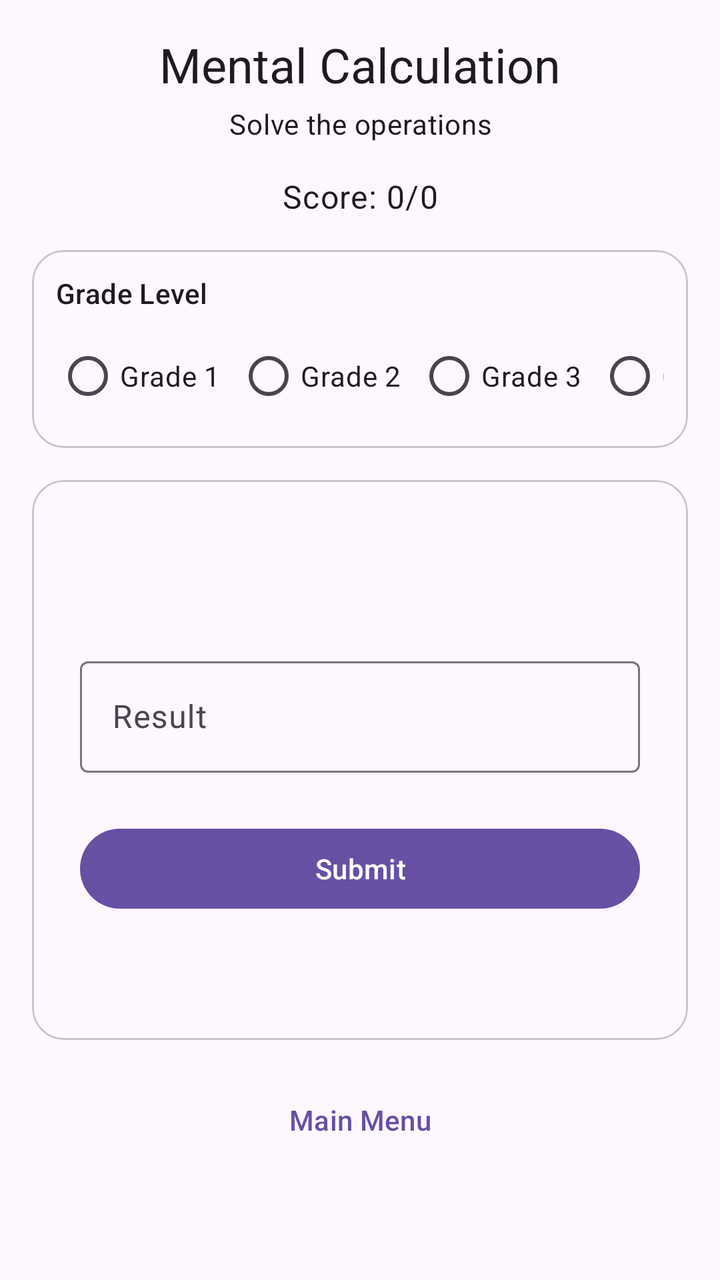
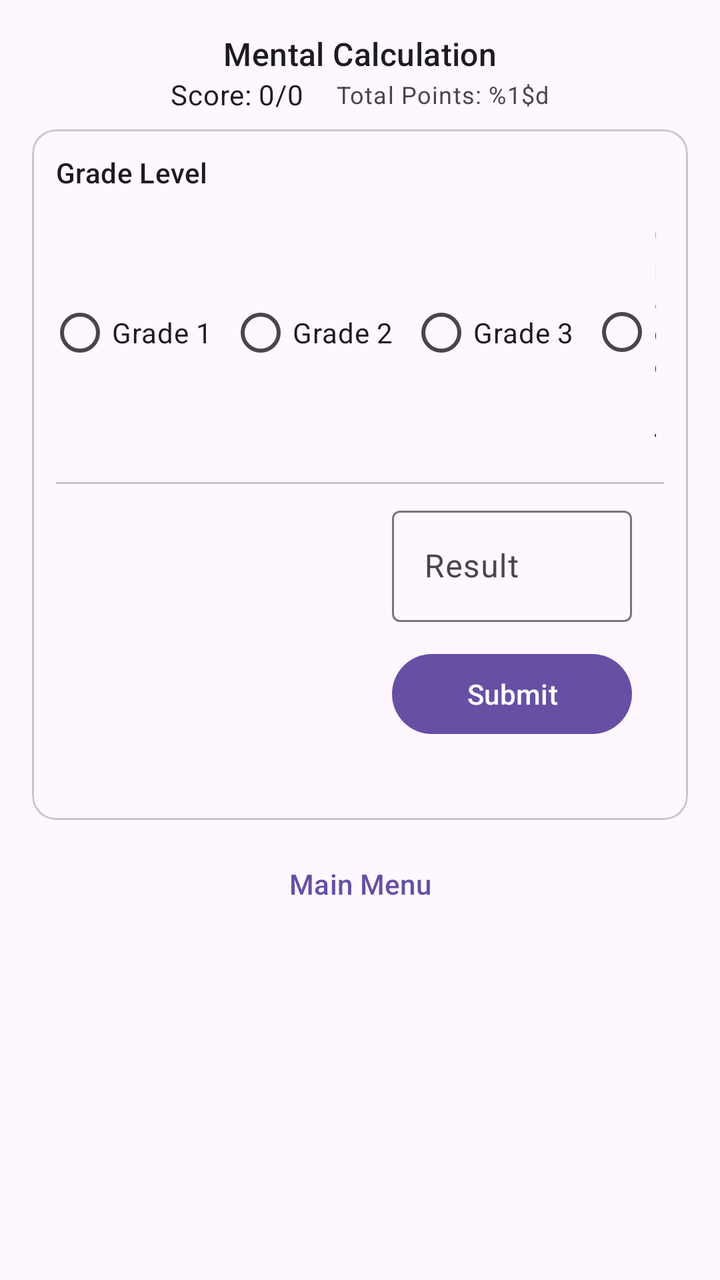

Compare the two renders of this Android layout. The source of the first and the diff that turns it into the second are given below.
<!-- AndroidManifest.xml: application theme Theme.AndroidApp -->
<!-- res/layout/activity_mental_calculation.xml -->
<?xml version="1.0" encoding="utf-8"?>
<ScrollView xmlns:android="http://schemas.android.com/apk/res/android"
    xmlns:app="http://schemas.android.com/apk/res-auto"
    android:layout_width="match_parent"
    android:layout_height="match_parent"
    android:background="?attr/colorSurface"
    android:fillViewport="true">

    <LinearLayout
        android:layout_width="match_parent"
        android:layout_height="wrap_content"
        android:orientation="vertical"
        android:padding="16dp">

        <TextView
            android:layout_width="match_parent"
            android:layout_height="wrap_content"
            android:gravity="center"
            android:text="@string/math_title"
            android:textAppearance="?attr/textAppearanceHeadlineSmall" />

        <TextView
            android:layout_width="match_parent"
            android:layout_height="wrap_content"
            android:layout_marginTop="4dp"
            android:gravity="center"
            android:text="@string/math_subtitle"
            android:textAppearance="?attr/textAppearanceBodyMedium" />

        <TextView
            android:id="@+id/scoreView"
            android:layout_width="match_parent"
            android:layout_height="wrap_content"
            android:layout_marginTop="16dp"
            android:gravity="center"
            android:text="@string/score_initial"
            android:textAppearance="?attr/textAppearanceBodyLarge" />

        <com.google.android.material.card.MaterialCardView
            android:layout_width="match_parent"
            android:layout_height="wrap_content"
            android:layout_marginTop="16dp"
            app:cardCornerRadius="16dp"
            app:strokeColor="?attr/colorOutlineVariant"
            app:strokeWidth="1dp">

            <LinearLayout
                android:layout_width="match_parent"
                android:layout_height="wrap_content"
                android:orientation="vertical"
                android:padding="12dp">

                <TextView
                    android:layout_width="match_parent"
                    android:layout_height="wrap_content"
                    android:text="@string/level_label"
                    android:textAppearance="?attr/textAppearanceLabelLarge" />

                <HorizontalScrollView
                    android:layout_width="match_parent"
                    android:layout_height="wrap_content"
                    android:layout_marginTop="8dp"
                    android:scrollbars="none">

                    <RadioGroup
                        android:id="@+id/levelSelector"
                        android:layout_width="wrap_content"
                        android:layout_height="wrap_content"
                        android:orientation="horizontal">

                        <RadioButton
                            android:id="@+id/levelGrade1"
                            android:layout_width="wrap_content"
                            android:layout_height="wrap_content"
                            android:text="@string/grade_1" />

                        <RadioButton
                            android:id="@+id/levelGrade2"
                            android:layout_width="wrap_content"
                            android:layout_height="wrap_content"
                            android:layout_marginStart="8dp"
                            android:text="@string/grade_2" />

                        <RadioButton
                            android:id="@+id/levelGrade3"
                            android:layout_width="wrap_content"
                            android:layout_height="wrap_content"
                            android:layout_marginStart="8dp"
                            android:text="@string/grade_3" />

                        <RadioButton
                            android:id="@+id/levelGrade4"
                            android:layout_width="wrap_content"
                            android:layout_height="wrap_content"
                            android:layout_marginStart="8dp"
                            android:text="@string/grade_4" />

                        <RadioButton
                            android:id="@+id/levelGrade5"
                            android:layout_width="wrap_content"
                            android:layout_height="wrap_content"
                            android:layout_marginStart="8dp"
                            android:text="@string/grade_5" />
                    </RadioGroup>
                </HorizontalScrollView>
            </LinearLayout>
        </com.google.android.material.card.MaterialCardView>

        <com.google.android.material.card.MaterialCardView
            android:layout_width="match_parent"
            android:layout_height="wrap_content"
            android:layout_marginTop="16dp"
            app:cardCornerRadius="16dp"
            app:strokeColor="?attr/colorOutlineVariant"
            app:strokeWidth="1dp">

            <LinearLayout
                android:layout_width="match_parent"
                android:layout_height="wrap_content"
                android:orientation="vertical"
                android:padding="24dp">

                <TextView
                    android:id="@+id/operationPrompt"
                    android:layout_width="match_parent"
                    android:layout_height="wrap_content"
                    android:gravity="center"
                    android:textAppearance="?attr/textAppearanceHeadlineMedium" />

                <com.google.android.material.textfield.TextInputLayout
                    android:layout_width="match_parent"
                    android:layout_height="wrap_content"
                    android:layout_marginTop="24dp"
                    android:hint="@string/math_answer_hint">

                    <com.google.android.material.textfield.TextInputEditText
                        android:id="@+id/answerInput"
                        android:layout_width="match_parent"
                        android:layout_height="wrap_content"
                        android:inputType="numberSigned" />
                </com.google.android.material.textfield.TextInputLayout>

                <Button
                    android:id="@+id/submitButton"
                    android:layout_width="match_parent"
                    android:layout_height="wrap_content"
                    android:layout_marginTop="24dp"
                    android:text="@string/submit_answer" />

                <TextView
                    android:id="@+id/feedbackView"
                    android:layout_width="match_parent"
                    android:layout_height="wrap_content"
                    android:layout_marginTop="16dp"
                    android:gravity="center"
                    android:textAppearance="?attr/textAppearanceBodyLarge" />

            </LinearLayout>
        </com.google.android.material.card.MaterialCardView>

        <Button
            android:id="@+id/btnBackToMenu"
            style="@style/Widget.Material3.Button.TextButton"
            android:layout_width="match_parent"
            android:layout_height="wrap_content"
            android:layout_marginTop="16dp"
            android:text="@string/btn_back_to_menu" />

    </LinearLayout>
</ScrollView>
<!-- resources referenced by this layout -->
<resources>
  <string name="btn_back_to_menu">Main Menu</string>
  <string name="grade_1">Grade 1</string>
  <string name="grade_2">Grade 2</string>
  <string name="grade_3">Grade 3</string>
  <string name="grade_4">Grade 4</string>
  <string name="grade_5">Grade 5+</string>
  <string name="level_label">Grade Level</string>
  <string name="math_answer_hint">Result</string>
  <string name="math_subtitle">Solve the operations</string>
  <string name="math_title">Mental Calculation</string>
  <string name="score_initial">Score: 0/0</string>
  <string name="submit_answer">Submit</string>
  <style name="Theme.AndroidApp" parent="Theme.Material3.DayNight">
          <item name="android:statusBarColor" tools:targetApi="l">@android:color/transparent</item>
      </style>
</resources>

<!-- the commit's change to res/layout/activity_mental_calculation.xml (unified diff, before → after) -->
@@ -3,8 +3,7 @@
     xmlns:app="http://schemas.android.com/apk/res-auto"
     android:layout_width="match_parent"
     android:layout_height="match_parent"
-    android:background="?attr/colorSurface"
-    android:fillViewport="true">
+    android:background="?attr/colorSurface">
 
     <LinearLayout
         android:layout_width="match_parent"
@@ -17,30 +16,34 @@
             android:layout_height="wrap_content"
             android:gravity="center"
             android:text="@string/math_title"
-            android:textAppearance="?attr/textAppearanceHeadlineSmall" />
+            android:textAppearance="?attr/textAppearanceTitleMedium" />
 
-        <TextView
+        <LinearLayout
             android:layout_width="match_parent"
             android:layout_height="wrap_content"
-            android:layout_marginTop="4dp"
             android:gravity="center"
-            android:text="@string/math_subtitle"
-            android:textAppearance="?attr/textAppearanceBodyMedium" />
-
-        <TextView
-            android:id="@+id/scoreView"
-            android:layout_width="match_parent"
-            android:layout_height="wrap_content"
-            android:layout_marginTop="16dp"
-            android:gravity="center"
-            android:text="@string/score_initial"
-            android:textAppearance="?attr/textAppearanceBodyLarge" />
+            android:orientation="horizontal">
+            <TextView
+                android:id="@+id/scoreView"
+                android:layout_width="wrap_content"
+                android:layout_height="wrap_content"
+                android:text="@string/score_initial"
+                android:textAppearance="?attr/textAppearanceBodyMedium" />
+            <TextView
+                android:id="@+id/totalPointsView"
+                android:layout_width="wrap_content"
+                android:layout_height="wrap_content"
+                android:layout_marginStart="16dp"
+                android:text="@string/user_points_format"
+                android:textAppearance="?attr/textAppearanceBodySmall"
+                android:textColor="?attr/colorOnSurfaceVariant" />
+        </LinearLayout>
 
         <com.google.android.material.card.MaterialCardView
             android:layout_width="match_parent"
             android:layout_height="wrap_content"
-            android:layout_marginTop="16dp"
-            app:cardCornerRadius="16dp"
+            android:layout_marginTop="8dp"
+            app:cardCornerRadius="12dp"
             app:strokeColor="?attr/colorOutlineVariant"
             app:strokeWidth="1dp">
 
@@ -56,105 +59,73 @@
                     android:text="@string/level_label"
                     android:textAppearance="?attr/textAppearanceLabelLarge" />
 
-                <HorizontalScrollView
+                <RadioGroup
+                    android:id="@+id/levelSelector"
                     android:layout_width="match_parent"
                     android:layout_height="wrap_content"
-                    android:layout_marginTop="8dp"
-                    android:scrollbars="none">
+                    android:layout_marginTop="4dp"
+                    android:orientation="horizontal"
+                    android:gravity="center">
 
-                    <RadioGroup
-                        android:id="@+id/levelSelector"
-                        android:layout_width="wrap_content"
-                        android:layout_height="wrap_content"
-                        android:orientation="horizontal">
+                    <RadioButton android:id="@+id/levelGrade1" android:layout_width="wrap_content" android:layout_height="wrap_content" android:text="@string/grade_1" />
+                    <RadioButton android:id="@+id/levelGrade2" android:layout_width="wrap_content" android:layout_height="wrap_content" android:layout_marginStart="8dp" android:text="@string/grade_2" />
+                    <RadioButton android:id="@+id/levelGrade3" android:layout_width="wrap_content" android:layout_height="wrap_content" android:layout_marginStart="8dp" android:text="@string/grade_3" />
+                    <RadioButton android:id="@+id/levelGrade4" android:layout_width="wrap_content" android:layout_height="wrap_content" android:layout_marginStart="8dp" android:text="@string/grade_4" />
+                    <RadioButton android:id="@+id/levelGrade5" android:layout_width="wrap_content" android:layout_height="wrap_content" android:layout_marginStart="8dp" android:text="@string/grade_5" />
+                </RadioGroup>
 
-                        <RadioButton
-                            android:id="@+id/levelGrade1"
-                            android:layout_width="wrap_content"
-                            android:layout_height="wrap_content"
-                            android:text="@string/grade_1" />
+                <View android:layout_width="match_parent" android:layout_height="1dp" android:background="?attr/colorOutlineVariant" android:layout_marginVertical="8dp" />
 
-                        <RadioButton
-                            android:id="@+id/levelGrade2"
-                            android:layout_width="wrap_content"
-                            android:layout_height="wrap_content"
-                            android:layout_marginStart="8dp"
-                            android:text="@string/grade_2" />
-
-                        <RadioButton
-                            android:id="@+id/levelGrade3"
-                            android:layout_width="wrap_content"
-                            android:layout_height="wrap_content"
-                            android:layout_marginStart="8dp"
-                            android:text="@string/grade_3" />
-
-                        <RadioButton
-                            android:id="@+id/levelGrade4"
-                            android:layout_width="wrap_content"
-                            android:layout_height="wrap_content"
-                            android:layout_marginStart="8dp"
-                            android:text="@string/grade_4" />
-
-                        <RadioButton
-                            android:id="@+id/levelGrade5"
-                            android:layout_width="wrap_content"
-                            android:layout_height="wrap_content"
-                            android:layout_marginStart="8dp"
-                            android:text="@string/grade_5" />
-                    </RadioGroup>
-                </HorizontalScrollView>
-            </LinearLayout>
-        </com.google.android.material.card.MaterialCardView>
-
-        <com.google.android.material.card.MaterialCardView
-            android:layout_width="match_parent"
-            android:layout_height="wrap_content"
-            android:layout_marginTop="16dp"
-            app:cardCornerRadius="16dp"
-            app:strokeColor="?attr/colorOutlineVariant"
-            app:strokeWidth="1dp">
-
-            <LinearLayout
-                android:layout_width="match_parent"
-                android:layout_height="wrap_content"
-                android:orientation="vertical"
-                android:padding="24dp">
-
-                <TextView
-                    android:id="@+id/operationPrompt"
+                <LinearLayout
                     android:layout_width="match_parent"
                     android:layout_height="wrap_content"
-                    android:gravity="center"
-                    android:textAppearance="?attr/textAppearanceHeadlineMedium" />
+                    android:orientation="horizontal"
+                    android:gravity="center_vertical">
 
-                <com.google.android.material.textfield.TextInputLayout
-                    android:layout_width="match_parent"
-                    android:layout_height="wrap_content"
-                    android:layout_marginTop="24dp"
-                    android:hint="@string/math_answer_hint">
+                    <TextView
+                        android:id="@+id/operationPrompt"
+                        android:layout_width="0dp"
+                        android:layout_height="wrap_content"
+                        android:layout_weight="1"
+                        android:gravity="center"
+                        android:textAppearance="?attr/textAppearanceHeadlineMedium" />
 
-                    <com.google.android.material.textfield.TextInputEditText
-                        android:id="@+id/answerInput"
-                        android:layout_width="match_parent"
+                    <LinearLayout
+                        android:layout_width="0dp"
                         android:layout_height="wrap_content"
-                        android:inputType="numberSigned" />
-                </com.google.android.material.textfield.TextInputLayout>
+                        android:layout_weight="1"
+                        android:orientation="vertical"
+                        android:paddingStart="16dp"
+                        android:paddingEnd="16dp">
 
-                <Button
-                    android:id="@+id/submitButton"
-                    android:layout_width="match_parent"
-                    android:layout_height="wrap_content"
-                    android:layout_marginTop="24dp"
-                    android:text="@string/submit_answer" />
+                        <com.google.android.material.textfield.TextInputLayout
+                            android:layout_width="match_parent"
+                            android:layout_height="wrap_content"
+                            android:hint="@string/math_answer_hint">
 
-                <TextView
-                    android:id="@+id/feedbackView"
-                    android:layout_width="match_parent"
-                    android:layout_height="wrap_content"
-                    android:layout_marginTop="16dp"
-                    android:gravity="center"
-                    android:textAppearance="?attr/textAppearanceBodyLarge" />
+                            <com.google.android.material.textfield.TextInputEditText
+                                android:id="@+id/answerInput"
+                                android:layout_width="match_parent"
+                                android:layout_height="wrap_content"
+                                android:inputType="numberSigned" />
+                        </com.google.android.material.textfield.TextInputLayout>
 
+                        <Button
+                            android:id="@+id/submitButton"
+                            android:layout_width="match_parent"
+                            android:layout_height="wrap_content"
+                            android:layout_marginTop="12dp"
+                            android:text="@string/submit_answer" />
+
+                        <TextView
+                            android:id="@+id/feedbackView"
+                            android:layout_width="match_parent"
+                            android:layout_height="wrap_content"
+                            android:layout_marginTop="8dp"
+                            android:gravity="center"
+                            android:textAppearance="?attr/textAppearanceBodyMedium" />
+                    </LinearLayout>
+                </LinearLayout>
             </LinearLayout>
         </com.google.android.material.card.MaterialCardView>
 
@@ -163,8 +134,7 @@
             style="@style/Widget.Material3.Button.TextButton"
             android:layout_width="match_parent"
             android:layout_height="wrap_content"
-            android:layout_marginTop="16dp"
+            android:layout_marginTop="8dp"
             android:text="@string/btn_back_to_menu" />
-
     </LinearLayout>
 </ScrollView>
<!-- resource entries referenced after the edit -->
@@ -8,10 +8,10 @@
   <string name="grade_5">Grade 5+</string>
   <string name="level_label">Grade Level</string>
   <string name="math_answer_hint">Result</string>
-  <string name="math_subtitle">Solve the operations</string>
   <string name="math_title">Mental Calculation</string>
   <string name="score_initial">Score: 0/0</string>
   <string name="submit_answer">Submit</string>
+  <string name="user_points_format">Total Points: %1$d</string>
   <style name="Theme.AndroidApp" parent="Theme.Material3.DayNight">
           <item name="android:statusBarColor" tools:targetApi="l">@android:color/transparent</item>
       </style>
